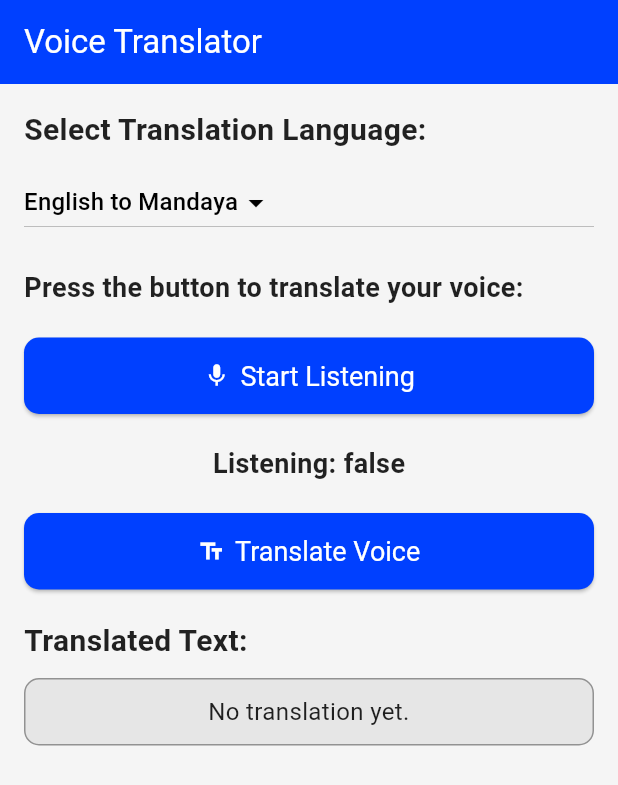
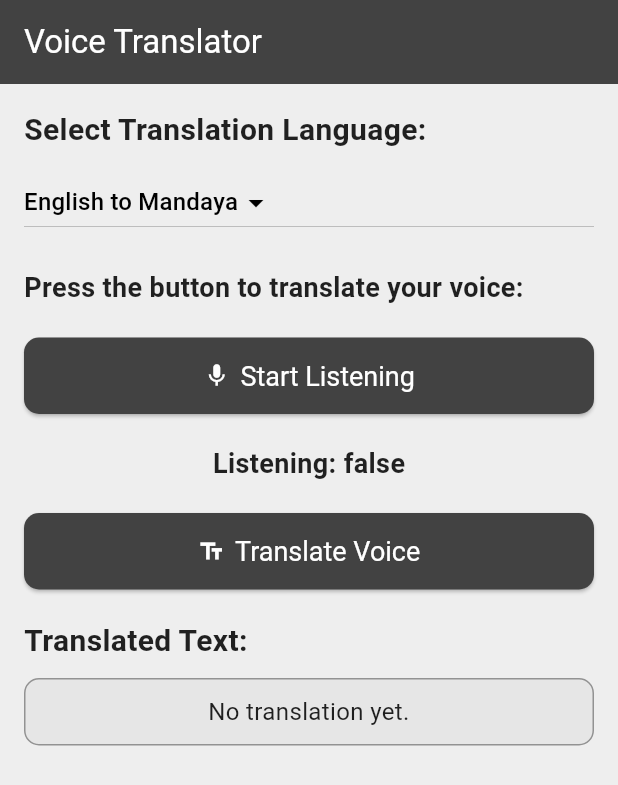
Before and after one commit to WenDEVLIFE/TranslatorApp, a Flutter app: the VoiceTranslatorPage screen opened by its route, on a phone screen of 412 x 824 dp. Shown: the top 785 px of the screen. Run offline on Flutter 3.47's test engine with Material 3 defaults, Android fonts, the light colour scheme and no system bars; our stand-ins replace cloud_firestore, curved_navigation_bar, firebase_core, fluttertoast, permission_handler, speech_to_text and 1 more; missing offline and left inert: flutter_speech; accounts and stored records are empty.

Commit message:
Change to grey in screens

```diff
--- a/lib/pages/AboutUS.dart
+++ b/lib/pages/AboutUS.dart
@@ -28,7 +28,7 @@ class aboutState extends State<AboutPage> {
           'About Us',
           style: TextStyle(color: Colors.white), // Clear, professional text color
         ),
-        backgroundColor: const Color.fromARGB(255, 0, 64, 255), // Clean blue background
+        backgroundColor: Colors.grey[800], // Light gra
       ),
       body: SingleChildScrollView(
         padding: const EdgeInsets.all(20.0),
--- a/lib/pages/text_translator_page.dart
+++ b/lib/pages/text_translator_page.dart
@@ -100,7 +100,7 @@ class _TextTranslatorPageState extends State<TextTranslatorPage> {
           'Text Translator',
           style: TextStyle(color: Colors.white), // Clear, professional text color
         ),
-        backgroundColor: const Color.fromARGB(255, 0, 64, 255), // Clean blue background
+        backgroundColor: Colors.grey[800], // Light gra
       ),
       body: SingleChildScrollView(
         padding: const EdgeInsets.all(20.0),
@@ -183,7 +183,7 @@ class _TextTranslatorPageState extends State<TextTranslatorPage> {
               child: ElevatedButton.icon(
                 onPressed: _translateText,
                 style: ElevatedButton.styleFrom(
-                  backgroundColor: const Color.fromARGB(255, 0, 64, 255),
+                  backgroundColor: Colors.grey[800], // Light gra
                   padding: const EdgeInsets.symmetric(horizontal: 50, vertical: 15),
                   textStyle: const TextStyle(fontSize: 18),
                 ),
--- a/lib/pages/voice_translator_page.dart
+++ b/lib/pages/voice_translator_page.dart
@@ -109,10 +109,10 @@ class _VoiceTranslatorPageState extends State<VoiceTranslatorPage> {
           'Voice Translator',
           style: TextStyle(color: Colors.white),
         ),
-        backgroundColor: const Color.fromARGB(255, 0, 64, 255),
+        backgroundColor: Colors.grey[800], // Light gra
       ),
       body: Container(
-        color: const Color.fromARGB(255, 245, 245, 245),
+        color: Colors.grey[200], // Light gray color
 
         child: Padding(
           padding: const EdgeInsets.all(16.0),
@@ -167,7 +167,7 @@ class _VoiceTranslatorPageState extends State<VoiceTranslatorPage> {
                 style: ElevatedButton.styleFrom(
                   padding: const EdgeInsets.symmetric(horizontal: 30, vertical: 15),
                   textStyle: const TextStyle(fontSize: 18),
-                  backgroundColor: const Color.fromARGB(255, 0, 64, 255),
+                  backgroundColor: Colors.grey[800], // Light gra
                   foregroundColor: Colors.white,
                   shape: RoundedRectangleBorder(
                     borderRadius: BorderRadius.circular(10),
@@ -196,7 +196,7 @@ class _VoiceTranslatorPageState extends State<VoiceTranslatorPage> {
                 style: ElevatedButton.styleFrom(
                   padding: const EdgeInsets.symmetric(horizontal: 30, vertical: 15),
                   textStyle: const TextStyle(fontSize: 18),
-                  backgroundColor: const Color.fromARGB(255, 0, 64, 255),
+                  backgroundColor: Colors.grey[800], // Light gra
                   foregroundColor: Colors.white,
                   shape: RoundedRectangleBorder(
                     borderRadius: BorderRadius.circular(10),
```
Also changed, not shown: lib/main.dart (+6 -1 lines).
